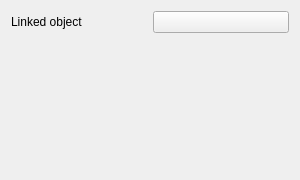
First picture: the form in src/Mod/Part/Gui/TaskLinkArrayParameters.ui, repository AstoCAD/FreeCAD, before the edit.
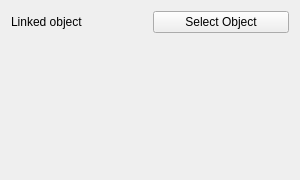
Second picture: the form after the edit.

Patch:
```diff
--- a/src/Mod/Part/Gui/TaskLinkArrayParameters.ui
+++ b/src/Mod/Part/Gui/TaskLinkArrayParameters.ui
@@ -23,6 +23,9 @@
    </item>
    <item row="0" column="1">
     <widget class="QPushButton" name="linkedObjectButton">
+     <property name="text">
+      <string>Select Object</string>
+     </property>
      <property name="checkable">
       <bool>true</bool>
      </property>
```
